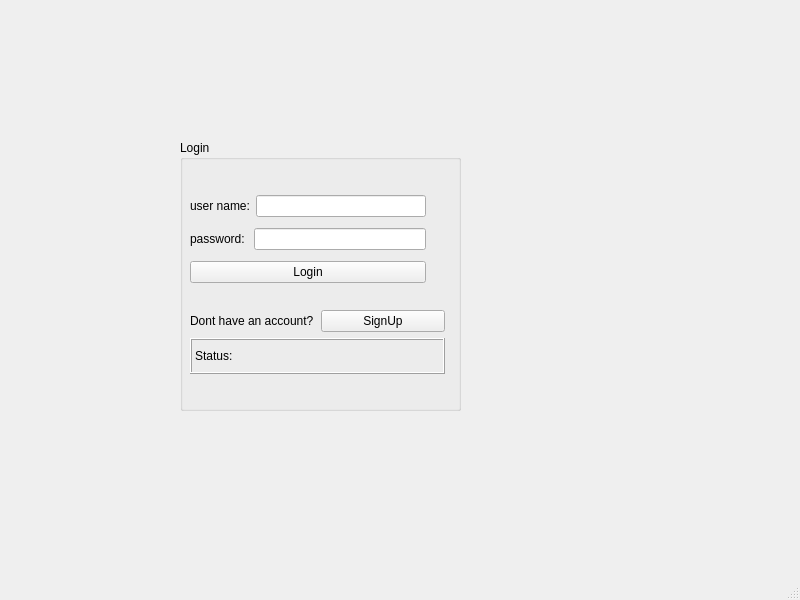
First picture: the form in mainwindow.ui, repository Burak-Yavas/qt-cpp-project, before the edit.
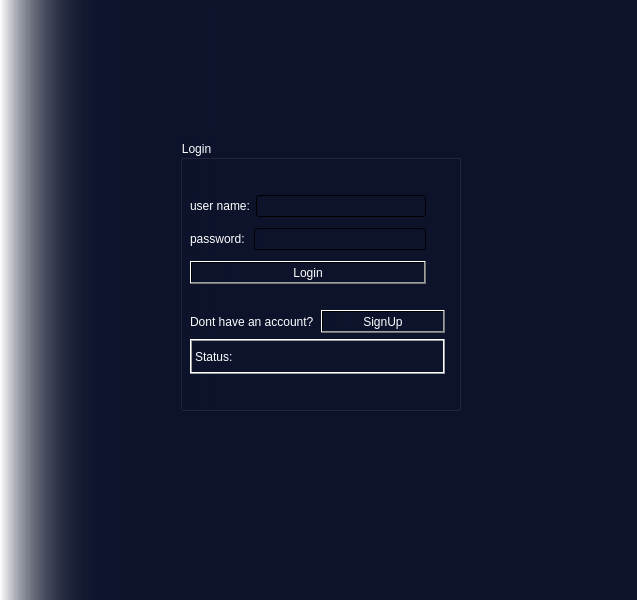
Second picture: the form after the edit. Icons and pictures are not drawn.

```diff
--- a/mainwindow.ui
+++ b/mainwindow.ui
@@ -6,13 +6,19 @@
    <rect>
     <x>0</x>
     <y>0</y>
-    <width>800</width>
+    <width>637</width>
     <height>600</height>
    </rect>
   </property>
   <property name="windowTitle">
    <string>MainWindow</string>
   </property>
+  <property name="styleSheet">
+   <string notr="true">color: rgb(255, 255, 255);
+font: 9pt &quot;Segoe UI&quot;;
+background-color: qlineargradient(spread:reflect, x1:0, y1:0, x2:1, y2:0, stop:0 rgba(255, 255, 255, 0), stop:0.189944 rgba(12, 19, 43, 255));
+</string>
+  </property>
   <widget class="QWidget" name="centralwidget">
    <widget class="QGroupBox" name="groupBox">
     <property name="geometry">
@@ -26,7 +32,7 @@
     <property name="title">
      <string>Login</string>
     </property>
-    <widget class="QWidget" name="">
+    <widget class="QWidget" name="layoutWidget">
      <property name="geometry">
       <rect>
        <x>10</x>
@@ -73,7 +79,7 @@
       </item>
      </layout>
     </widget>
-    <widget class="QWidget" name="">
+    <widget class="QWidget" name="layoutWidget">
      <property name="geometry">
       <rect>
        <x>10</x>
@@ -117,6 +123,22 @@
      </layout>
     </widget>
    </widget>
+   <widget class="QLabel" name="label_pic">
+    <property name="geometry">
+     <rect>
+      <x>200</x>
+      <y>10</y>
+      <width>241</width>
+      <height>121</height>
+     </rect>
+    </property>
+    <property name="styleSheet">
+     <string notr="true">image: url(:/resources/img/avatarLogin.png);</string>
+    </property>
+    <property name="text">
+     <string/>
+    </property>
+   </widget>
   </widget>
   <widget class="QMenuBar" name="menubar">
    <property name="geometry">
```
Left out of the diff: 4 changed lines with no effect on the pictures.
